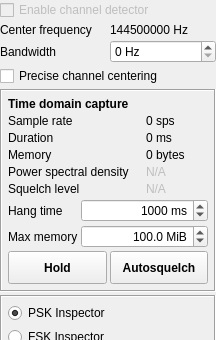
Qt form ui/InspectorPanel.ui (BatchDrake/SigDigger) before a commit; both pictures show x 0 to 216 and y 0 to 340 of the 216 by 497 pixel window.
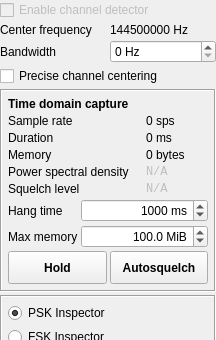
The same form after that commit.

Commit message: Fix update interval in time domain capture

```diff
--- a/ui/InspectorPanel.ui
+++ b/ui/InspectorPanel.ui
@@ -218,6 +218,11 @@
         <property name="enabled">
          <bool>false</bool>
         </property>
+        <property name="font">
+         <font>
+          <family>Monospace</family>
+         </font>
+        </property>
         <property name="text">
          <string>N/A</string>
         </property>
@@ -384,6 +389,11 @@
         <property name="enabled">
          <bool>false</bool>
         </property>
+        <property name="font">
+         <font>
+          <family>Monospace</family>
+         </font>
+        </property>
         <property name="text">
          <string>N/A</string>
         </property>
```
The commit also changes 2 other files.
